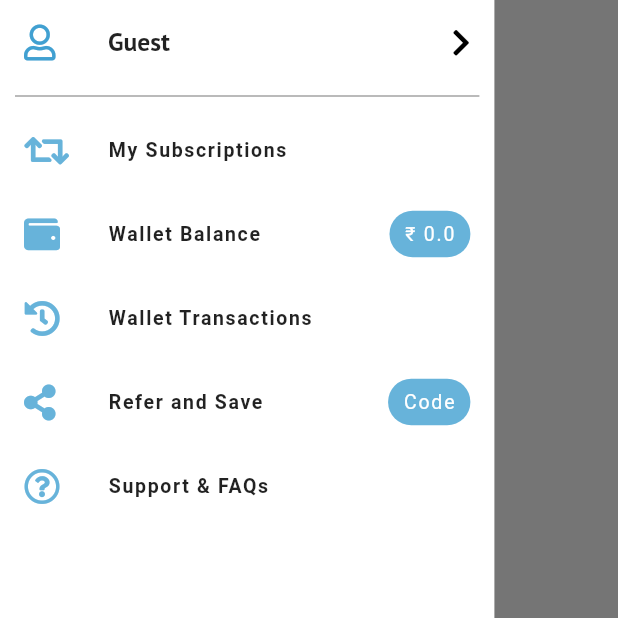
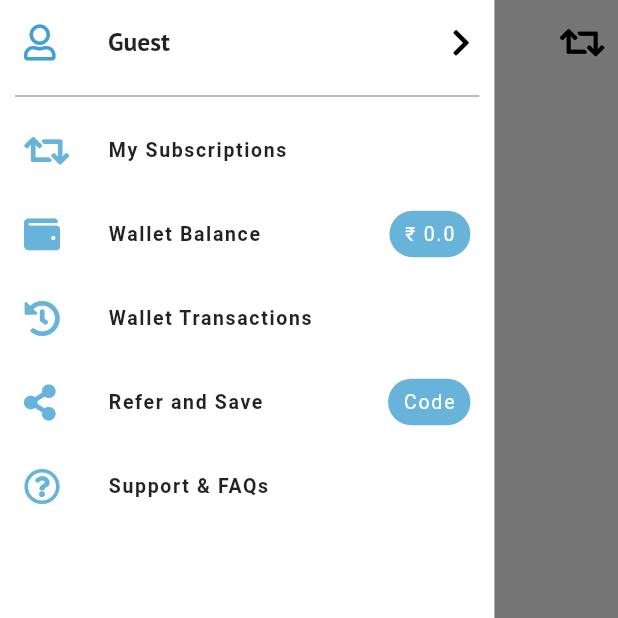
Before and after one commit to doonstore/d2shop, a Flutter app: the HomePage screen opened directly, item 2 of the bottom bar chosen, with the side drawer open, on a phone screen of 412 x 824 dp, the top half of it. Run offline on Flutter 3.47's test engine with Material 2 defaults, Android fonts, the phone set to English and light mode, and no system bars; drawn by our look-alikes of titled_navigation_bar; our stand-ins replace cached_network_image, cloud_firestore, dropdown_search, firebase_auth, flutter_screenutil, flutter_spinkit and 4 more; missing offline and left inert: razorpay_flutter; accounts and stored records are empty.

```diff
--- a/lib/components/calender_widget.dart
+++ b/lib/components/calender_widget.dart
@@ -78,7 +78,7 @@ class CalenderWidget extends StatelessWidget {
             Padding(
               padding: const EdgeInsets.only(left: 15, top: 15),
               child: Text(
-                'Noting scheduled for tomorrow',
+                'Nothing scheduled for tomorrow',
                 style: TextStyle(
                   fontSize: 12.sp,
                   fontWeight: FontWeight.w400,
--- a/lib/screens/category_screen.dart
+++ /dev/null
@@ -1,13 +0,0 @@
-import 'package:flutter/material.dart';
-
-class CategoryScreen extends StatefulWidget {
-  @override
-  _CategoryScreenState createState() => _CategoryScreenState();
-}
-
-class _CategoryScreenState extends State<CategoryScreen> {
-  @override
-  Widget build(BuildContext context) {
-    return Scaffold(body: Center(child: Text("Orders Screen")));
-  }
-}
--- a/lib/screens/home_page.dart
+++ b/lib/screens/home_page.dart
@@ -1,8 +1,8 @@
 import 'package:animations/animations.dart';
 import 'package:d2shop/components/drawer.dart';
-import 'package:d2shop/screens/category_screen.dart';
 import 'package:d2shop/screens/chat_screen.dart';
 import 'package:d2shop/screens/gallery_page.dart';
+import 'package:d2shop/screens/orders_screen.dart';
 import 'package:d2shop/screens/wallet_screen.dart';
 import 'package:d2shop/state/application_state.dart';
 import 'package:d2shop/utils/constants.dart';
@@ -28,7 +28,7 @@ class _HomePageState extends State<HomePage> {
 
   List<Widget> _tabs = <Widget>[
     GalleryPage(globalKey: _globalKey),
-    CategoryScreen(),
+    OrdersScreen(),
     WalletScreen(),
     ChatScreen()
   ];
--- /dev/null
+++ b/lib/screens/orders_screen.dart
@@ -0,0 +1,67 @@
+import 'dart:ui';
+
+import 'package:d2shop/state/application_state.dart';
+import 'package:flutter/material.dart';
+import 'package:font_awesome_flutter/font_awesome_flutter.dart';
+import 'package:provider/provider.dart';
+
+class OrdersScreen extends StatelessWidget {
+  @override
+  Widget build(BuildContext context) {
+    return Consumer<ApplicationState>(
+      builder: (context, value, child) => Scaffold(
+        appBar: AppBar(
+          title: Text(
+            'Orders',
+            style: TextStyle(color: Colors.black),
+          ),
+          centerTitle: true,
+          backgroundColor: Colors.white,
+          elevation: 0.0,
+          actions: [
+            SizedBox(width: 10),
+            IconButton(
+              icon: FaIcon(FontAwesomeIcons.retweet),
+              onPressed: () {},
+              tooltip: 'Tap to view previous',
+              color: Colors.black,
+            )
+          ],
+        ),
+        // body: SingleChildScrollView(
+        //   child: Container(
+        //     width: width(context),
+        //     child: Column(
+        //       crossAxisAlignment: CrossAxisAlignment.center,
+        //       children: [
+        //         ExpansionTile(
+        //           leading: Text(
+        //             '23\nAug',
+        //             textAlign: TextAlign.center,
+        //             style: TextStyle(fontWeight: FontWeight.w400),
+        //           ),
+        //           trailing: SizedBox(),
+        //           subtitle: Text(''),
+        //           title: Text(
+        //             'Day',
+        //             style: TextStyle(fontWeight: FontWeight.w600),
+        //           ),
+        //           expandedAlignment: Alignment.centerLeft,
+        //           children: [
+        //             SideItemInfo("DELIVERED"),
+        //             Container(
+        //               padding: EdgeInsets.all(15),
+        //               child: Column(
+        //                 children: [Text('Hey')],
+        //               ),
+        //             )
+        //           ],
+        //         )
+        //       ],
+        //     ),
+        //   ),
+        // ),
+      ),
+    );
+  }
+}
```
Also changed, not shown: lib/components/side_item_info.dart (added, +23 -0 lines), lib/screens/cart_screen.dart (+23 -9 lines), lib/screens/view_transactions.dart (+6 -2 lines), lib/state/application_state.dart (+8 -0 lines), pubspec.lock.
